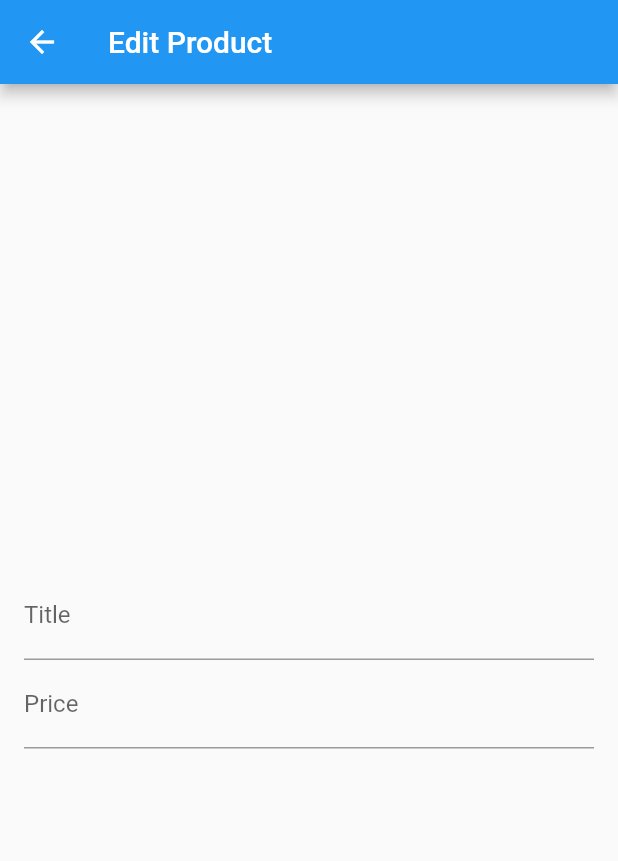
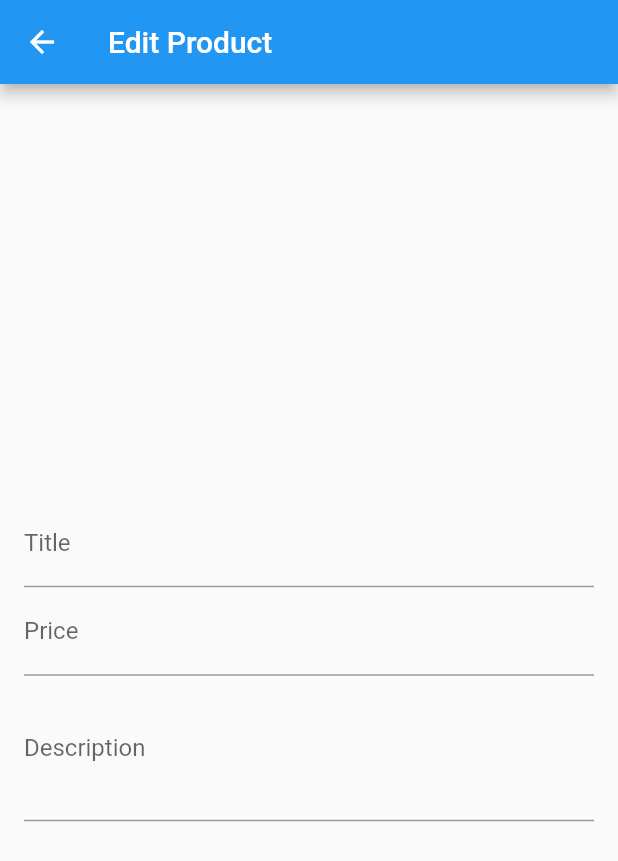
Before and after one commit to bunyawats/flutter_dart_complete_guide, a Flutter app: the EditProductScreen screen opened directly, on a phone screen of 412 x 824 dp. Shown: the top 861 px of the screen. Run offline on Flutter 3.47's test engine with Material 2 defaults, Android fonts, the phone set to English and light mode, and no system bars.

Commit message:
checkpoint 224

```diff
--- a/lib/shop_app/screens/edit_product_screen.dart
+++ b/lib/shop_app/screens/edit_product_screen.dart
@@ -10,6 +10,15 @@ class EditProductScreen extends StatefulWidget {
 
 class _EditProductScreenState extends State<EditProductScreen> {
   final _priceFocusNode = FocusNode();
+  final _descriptionFocusNode = FocusNode();
+
+  @override
+  void dispose() {
+    _priceFocusNode.dispose();
+    _descriptionFocusNode.dispose();
+
+    super.dispose();
+  }
 
   @override
   Widget build(BuildContext context) {
@@ -40,6 +49,19 @@ class _EditProductScreenState extends State<EditProductScreen> {
                     textInputAction: TextInputAction.next,
                     keyboardType: TextInputType.number,
                     focusNode: _priceFocusNode,
+                    onFieldSubmitted: (_) {
+                      FocusScope.of(context)
+                          .requestFocus(_descriptionFocusNode);
+                    },
+                  ),
+                  TextFormField(
+                    decoration: InputDecoration(
+                      labelText: 'Description',
+                    ),
+                    maxLines: 3,
+                    textInputAction: TextInputAction.next,
+                    keyboardType: TextInputType.multiline,
+                    focusNode: _descriptionFocusNode,
                   ),
                 ],
               ),
```
